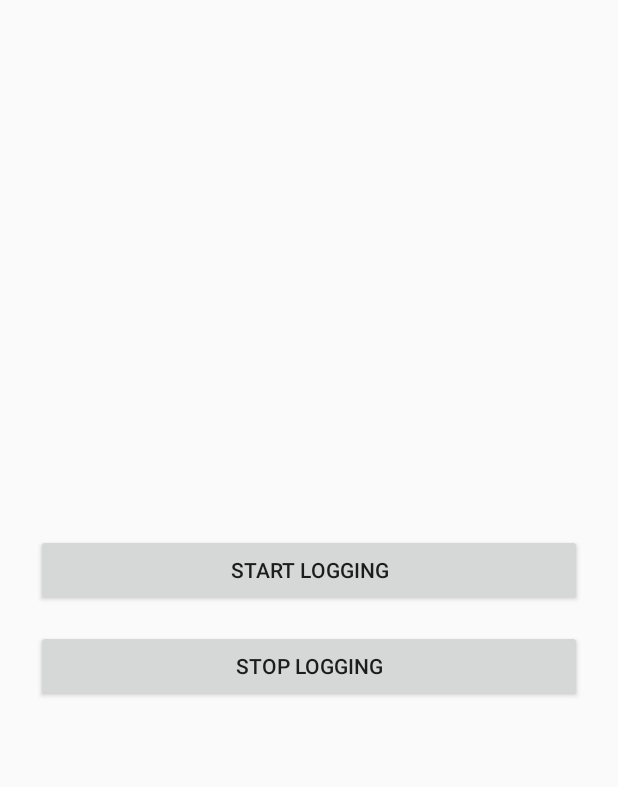
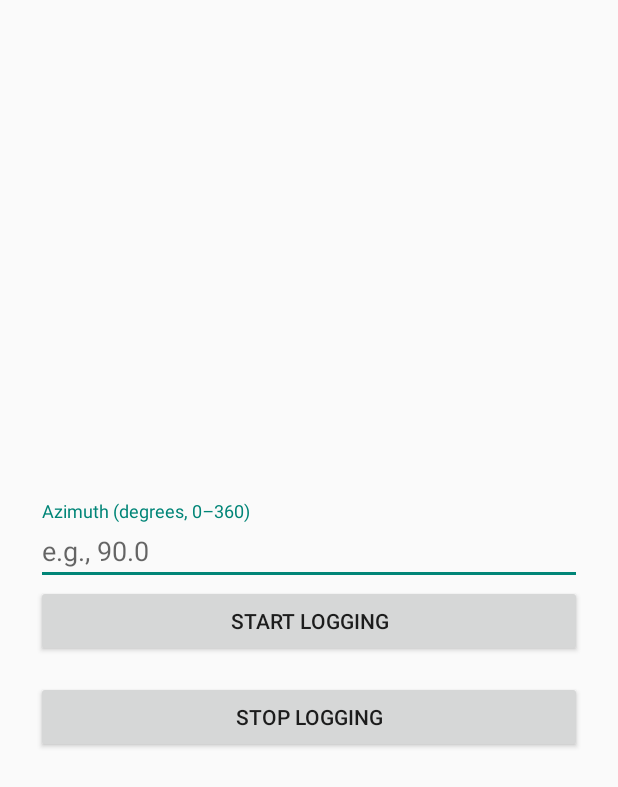
Before and after one commit to alexboutov/SensorLogger, an Android app: the layout activity_main.xml on its own in the app's theme, with its tools: preview values and no code run, on a phone screen of 412 x 824 dp. Shown: the top 787 px of the screen. Run offline under Robolectric (Android 15) with nearby library versions, the phone set to English and light mode, and no system bars.

Commit message:
Azimuth added to UI.

```diff
--- a/app/build.gradle
+++ b/app/build.gradle
@@ -39,6 +39,7 @@ android {
 }
 
 dependencies {
+    implementation 'androidx.core:core:1.12.0'
     implementation 'androidx.core:core-ktx:1.12.0'
     implementation 'androidx.appcompat:appcompat:1.6.1'
     implementation 'com.google.android.material:material:1.9.0'
--- a/app/src/main/java/com/example/sensorlogger/SensorLoggerService.kt
+++ b/app/src/main/java/com/example/sensorlogger/SensorLoggerService.kt
@@ -7,6 +7,7 @@ import android.content.Intent
 import android.hardware.*
 import android.os.*
 import androidx.core.app.NotificationCompat
+import androidx.core.app.NotificationManagerCompat
 import kotlinx.coroutines.*
 import java.io.File
 import java.io.FileWriter
--- a/app/src/main/res/layout/activity_main.xml
+++ b/app/src/main/res/layout/activity_main.xml
@@ -5,6 +5,23 @@
     android:gravity="center"
     android:orientation="vertical"
     android:padding="24dp">
+    <!-- Azimuth input (degrees 0–360) -->
+    <com.google.android.material.textfield.TextInputLayout
+        android:id="@+id/azimuthInputLayout"
+        android:layout_width="match_parent"
+        android:layout_height="wrap_content"
+        android:hint="Azimuth (degrees, 0–360)"
+        android:layout_marginTop="12dp">
+
+        <com.google.android.material.textfield.TextInputEditText
+            android:id="@+id/azimuthEditText"
+            android:layout_width="match_parent"
+            android:layout_height="wrap_content"
+            android:inputType="numberDecimal"
+            android:maxLines="1"
+            android:imeOptions="actionDone"
+            android:hint="e.g., 90.0" />
+    </com.google.android.material.textfield.TextInputLayout>
 
     <Button
         android:id="@+id/startButton"
--- a/gradle.properties
+++ b/gradle.properties
@@ -1,3 +1,3 @@
 android.useAndroidX=true
 android.enableJetifier=true
-org.gradle.java.home=C:/Program Files/Java/jdk-17
+org.gradle.java.home=C\:\\Program Files\\Java\\jdk-17
```
Also changed, not shown: 1 other file.
